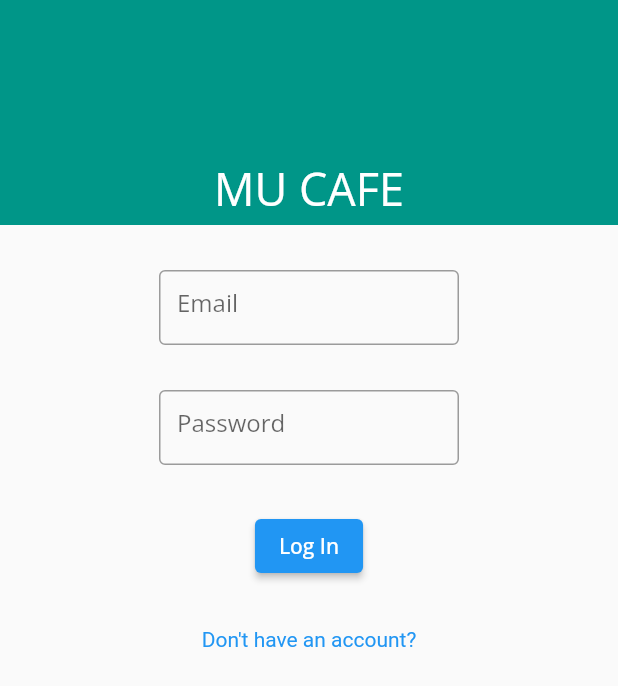
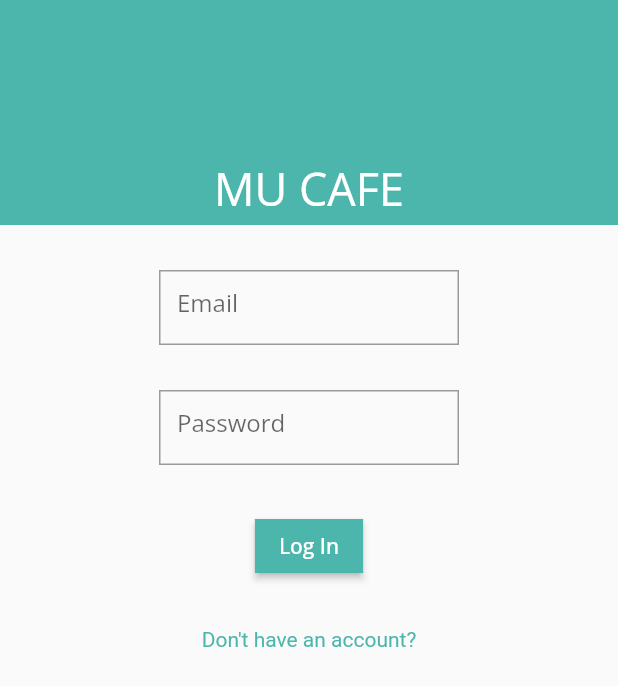
Before and after one commit to Chayapon99/mucafe-project, a Flutter app: the screen it shows after launch, on a phone screen of 412 x 824 dp. Shown: the top 686 px of the screen. Run offline on Flutter 3.47's test engine with Material 2 defaults, Android fonts, the phone set to English and light mode, and no system bars; our stand-ins replace firebase_auth, firebase_core, google_fonts, google_maps_flutter; accounts and stored records are empty.

Commit message:
Updated Changes
Co-authored-by: PARAMIN PHOKABUTR <paramin.pha@student.mahidol.ac.th>

```diff
--- a/lib/SignInPage.dart
+++ b/lib/SignInPage.dart
@@ -20,7 +20,7 @@ class _SignInPageState extends State<SignInPage> {
         children: [
           Container(
             alignment: Alignment.bottomCenter,
-            decoration: BoxDecoration(color: Colors.teal),
+            decoration: BoxDecoration(color: Colors.teal.shade300),
             width: 500,
             height: 150,
             child: Text(
@@ -42,7 +42,8 @@ class _SignInPageState extends State<SignInPage> {
               child: TextField(
                 obscureText: false,
                 decoration: InputDecoration(
-                  border: OutlineInputBorder(),
+                  border: OutlineInputBorder(
+                      borderRadius: BorderRadius.all(Radius.zero),),
                   hintText: 'Email',
                 ),
                 onChanged: (value) {
@@ -63,7 +64,9 @@ class _SignInPageState extends State<SignInPage> {
               child: TextField(
                   obscureText: true,
                   decoration: InputDecoration(
-                      border: OutlineInputBorder(), hintText: 'Password'),
+                      border: OutlineInputBorder(
+                          borderRadius: BorderRadius.all(Radius.zero)),
+                      hintText: 'Password'),
                   onChanged: (value) {
                     setState(() {
                       _password = value;
@@ -76,8 +79,15 @@ class _SignInPageState extends State<SignInPage> {
           ),
           Center(
             child: ElevatedButton(
+              style: ElevatedButton.styleFrom(
+                  primary: Colors.teal.shade300,
+                  onPrimary: Colors.white,
+                  shape: const BeveledRectangleBorder(
+                      borderRadius: BorderRadius.all(Radius.zero))),
               child: Text('Log In'),
-              onPressed: () async {},
+              onPressed: () async {
+                signIn();
+              },
             ),
           ),
           SizedBox(
@@ -93,7 +103,7 @@ class _SignInPageState extends State<SignInPage> {
                     Navigator.of(context).pushReplacement(
                         MaterialPageRoute(builder: (context) => SignUpPage()));
                   },
-                style: TextStyle(color: Colors.blue))
+                style: TextStyle(color: Colors.teal.shade300))
           ])))
         ],
       ),
```
Also changed, not shown: lib/HomePage.dart (+24 -44 lines), pubspec.lock.
